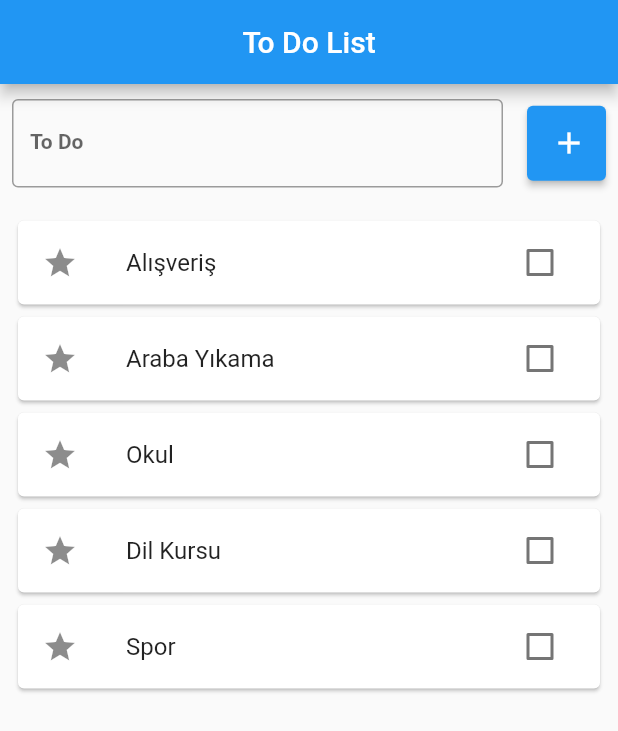
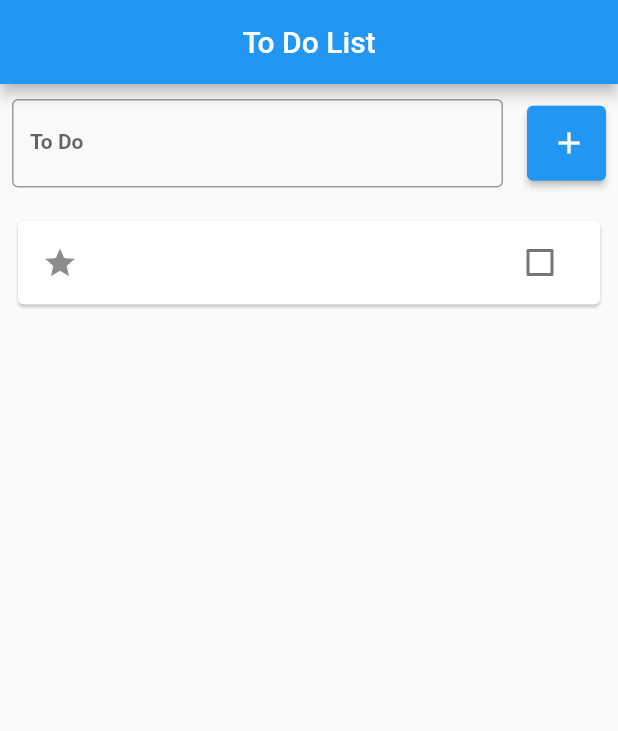
Before and after one commit to hduru/provider_example, a Flutter app: the screen it shows after launch, after a tap on the "add" icon, on a phone screen of 412 x 824 dp. Shown: the top 731 px of the screen. Run offline on Flutter 3.47's test engine with Material 2 defaults, Android fonts, the phone set to English and light mode, and no system bars; our stand-ins replace get_it; Roboto replaces fonts that are missing (OpenSans).

```diff
--- /dev/null
+++ b/lib/locator.dart
@@ -0,0 +1,8 @@
+import 'package:get_it/get_it.dart';
+import 'package:provider_example/viewmodels/todo_vm.dart';
+
+GetIt locator = GetIt.instance;
+
+void setupLocator() {
+  locator.registerLazySingleton(() => TodoViewModel());
+}
--- a/lib/main.dart
+++ b/lib/main.dart
@@ -1,8 +1,18 @@
 import 'package:flutter/material.dart';
+import 'package:provider/provider.dart';
+import 'package:provider_example/locator.dart';
 import 'package:provider_example/ui/home_page.dart';
+import 'package:provider_example/viewmodels/todo_vm.dart';
 
 void main() {
-  runApp(const ProviderExample());
+  setupLocator();
+
+  runApp(
+    ChangeNotifierProvider(
+      create: (context) => locator<TodoViewModel>(),
+      child: const ProviderExample(),
+    ),
+  );
 }
 
 class ProviderExample extends StatelessWidget {
@@ -16,7 +26,7 @@ class ProviderExample extends StatelessWidget {
         primarySwatch: Colors.blue,
       ),
       debugShowCheckedModeBanner: false,
-      home: MyToDoList(),
+      home: const MyToDoList(),
     );
   }
 }
--- a/lib/ui/home_page.dart
+++ b/lib/ui/home_page.dart
@@ -1,29 +1,17 @@
 // ignore_for_file: must_be_immutable
 
 import 'package:flutter/material.dart';
-import 'package:provider_example/models/todo.dart';
+import 'package:provider/provider.dart';
+import 'package:provider_example/viewmodels/todo_vm.dart';
+import 'package:provider_example/widgets/button_widget.dart';
 import 'package:provider_example/widgets/textfield_widget.dart';
+import 'package:provider_example/widgets/todo_listview_widget.dart';
 
 class MyToDoList extends StatelessWidget {
-  MyToDoList({super.key});
-
-  final TextEditingController _controller = TextEditingController();
-  final List<Todo> todolist = [];
+  const MyToDoList({super.key});
 
   @override
   Widget build(BuildContext context) {
-    Todo elm1 = Todo(name: "Alışveriş", status: false);
-    Todo elm2 = Todo(name: "Araba Yıkama", status: false);
-    Todo elm3 = Todo(name: "Okul", status: false);
-    Todo elm4 = Todo(name: "Dil Kursu", status: false);
-    Todo elm5 = Todo(name: "Spor", status: false);
-
-    todolist.add(elm1);
-    todolist.add(elm2);
-    todolist.add(elm3);
-    todolist.add(elm4);
-    todolist.add(elm5);
-
     return Scaffold(
       appBar: AppBar(
         title: const Text("To Do List"),
@@ -31,56 +19,35 @@ class MyToDoList extends StatelessWidget {
         automaticallyImplyLeading: false,
       ),
       body: SafeArea(
-        child: Column(
+        child: Consumer<TodoViewModel>(builder: (context, todoVM, child) {
+          return Column(
             children: [
-            Row(
+              _buildTabbar(todoVM),
+              todoVM.todoList.isEmpty ? const Text("No data") : ToDoListViewWidget(todoVM: todoVM),
+            ],
+          );
+        }),
+      ),
+    );
+  }
+
+  Widget _buildTabbar(TodoViewModel todoVM) {
+    return Row(
       children: [
         Expanded(
           flex: 5,
           child: TextFieldWidget(
             label: "To Do",
-                    controller: _controller,
+            controller: todoVM.controller,
           ),
         ),
         Expanded(
           flex: 1,
-                  child: Padding(
-                    padding: const EdgeInsets.all(8.0),
-                    child: SizedBox(
-                      height: 50,
-                      width: 50,
-                      child: ElevatedButton(
-                        onPressed: () {},
-                        child: const Icon(Icons.add),
-                      ),
-                    ),
+          child: ButtonWidget(
+            onPress: () => todoVM.addTodo(),
           ),
         )
       ],
-            ),
-            Expanded(
-              child: Padding(
-                padding: const EdgeInsets.all(8.0),
-                child: ListView.builder(
-                    itemCount: todolist.length,
-                    itemBuilder: (BuildContext context, int index) {
-                      return Card(
-                        child: ListTile(
-                          leading: const Icon(Icons.star),
-                          title: Text(todolist[index].name),
-                          trailing: Checkbox(
-                              value: todolist[index].status,
-                              onChanged: (value) {
-                                todolist[index].status = value!;
-                              }),
-                        ),
-                      );
-                    }),
-              ),
-            )
-          ],
-        ),
-      ),
     );
   }
 }
--- /dev/null
+++ b/lib/viewmodels/todo_vm.dart
@@ -0,0 +1,26 @@
+import 'package:flutter/cupertino.dart';
+import 'package:provider_example/models/todo.dart';
+
+class TodoViewModel with ChangeNotifier {
+  //Variables
+  final TextEditingController _controller = TextEditingController();
+  final List<Todo> _todoList = [];
+
+  //Getter Methods
+  List<Todo> get todoList => _todoList;
+  TextEditingController get controller => _controller;
+
+  //Setter Methods
+  void addTodo() {
+    Todo t = Todo(name: _controller.text, status: false);
+    _todoList.add(t);
+
+    notifyListeners();
+  }
+
+  void checkedItem(index, value) {
+    _todoList[index].status = value!;
+
+    notifyListeners();
+  }
+}
--- /dev/null
+++ b/lib/widgets/button_widget.dart
@@ -0,0 +1,22 @@
+import 'package:flutter/material.dart';
+
+class ButtonWidget extends StatelessWidget {
+  final VoidCallback onPress;
+
+  const ButtonWidget({super.key, required this.onPress});
+
+  @override
+  Widget build(BuildContext context) {
+    return Padding(
+      padding: const EdgeInsets.all(8.0),
+      child: SizedBox(
+        height: 50,
+        width: 50,
+        child: ElevatedButton(
+          onPressed: onPress,
+          child: const Icon(Icons.add),
+        ),
+      ),
+    );
+  }
+}
--- /dev/null
+++ b/lib/widgets/todo_listview_widget.dart
@@ -0,0 +1,33 @@
+// ignore_for_file: must_be_immutable
+
+import 'package:flutter/material.dart';
+import 'package:provider_example/viewmodels/todo_vm.dart';
+
+class ToDoListViewWidget extends StatelessWidget {
+  TodoViewModel todoVM;
+
+  ToDoListViewWidget({super.key, required this.todoVM});
+
+  @override
+  Widget build(BuildContext context) {
+    return Expanded(
+      child: Padding(
+        padding: const EdgeInsets.all(8.0),
+        child: ListView.builder(
+            itemCount: todoVM.todoList.length,
+            itemBuilder: (BuildContext context, int index) {
+              return Card(
+                child: ListTile(
+                  leading: const Icon(Icons.star),
+                  title: Text(todoVM.todoList[index].name),
+                  trailing: Checkbox(
+                    value: todoVM.todoList[index].status,
+                    onChanged: (value) => todoVM.checkedItem(index, value),
+                  ),
+                ),
+              );
+            }),
+      ),
+    );
+  }
+}
--- a/pubspec.yaml
+++ b/pubspec.yaml
@@ -36,6 +36,10 @@ dependencies:
   # The following adds the Cupertino Icons font to your application.
   # Use with the CupertinoIcons class for iOS style icons.
   cupertino_icons: ^1.0.2
+  get_it: ^7.2.0
+  provider: ^6.0.0
+
+
 
 dev_dependencies:
   flutter_test:
```
Also changed, not shown: pubspec.lock. Lines whose indentation alone changed are shown as unchanged.
